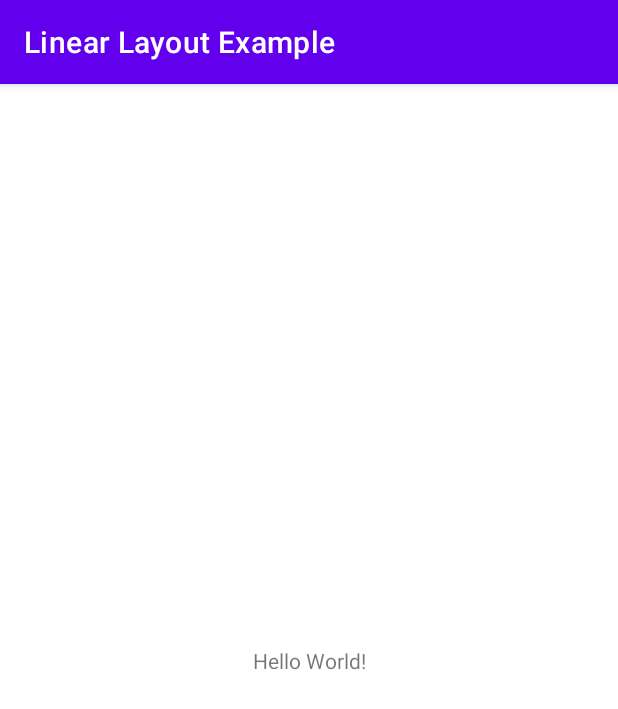
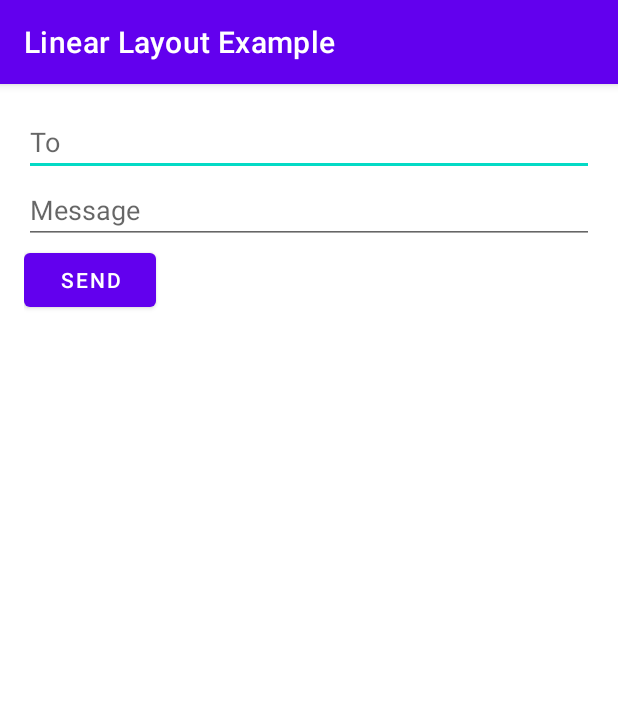
Before and after one commit to finemold2/Linear_Layout_Example, an Android app: the screen it shows after launch (MainActivity), on a phone screen of 412 x 824 dp. Shown: the top 709 px of the screen. Run offline under Robolectric (Android 15) with nearby library versions, the phone set to English and light mode, and no system bars.

Commit message:
Initial commit

```diff
--- a/app/src/main/res/layout/activity_main.xml
+++ b/app/src/main/res/layout/activity_main.xml
@@ -1,19 +1,28 @@
 <?xml version="1.0" encoding="utf-8"?>
-<androidx.constraintlayout.widget.ConstraintLayout
+<LinearLayout
     xmlns:android="http://schemas.android.com/apk/res/android"
-    xmlns:app="http://schemas.android.com/apk/res-auto"
     xmlns:tools="http://schemas.android.com/tools"
     android:layout_width="match_parent"
     android:layout_height="match_parent"
+    android:orientation="vertical"
+    android:padding="16dp"
     tools:context=".MainActivity">
 
-    <TextView
+    <EditText
+        android:layout_width="match_parent"
+        android:layout_height="wrap_content"
+        android:hint="To"
+        android:inputType="text"/>
+
+    <EditText
+        android:layout_width="match_parent"
+        android:layout_height="wrap_content"
+        android:hint="Message"
+        android:inputType="textMultiLine"/>
+
+    <Button
         android:layout_width="wrap_content"
         android:layout_height="wrap_content"
-        android:text="Hello World!"
-        app:layout_constraintBottom_toBottomOf="parent"
-        app:layout_constraintLeft_toLeftOf="parent"
-        app:layout_constraintRight_toRightOf="parent"
-        app:layout_constraintTop_toTopOf="parent" />
+        android:text="Send"/>
 
-</androidx.constraintlayout.widget.ConstraintLayout>
+</LinearLayout>
```
